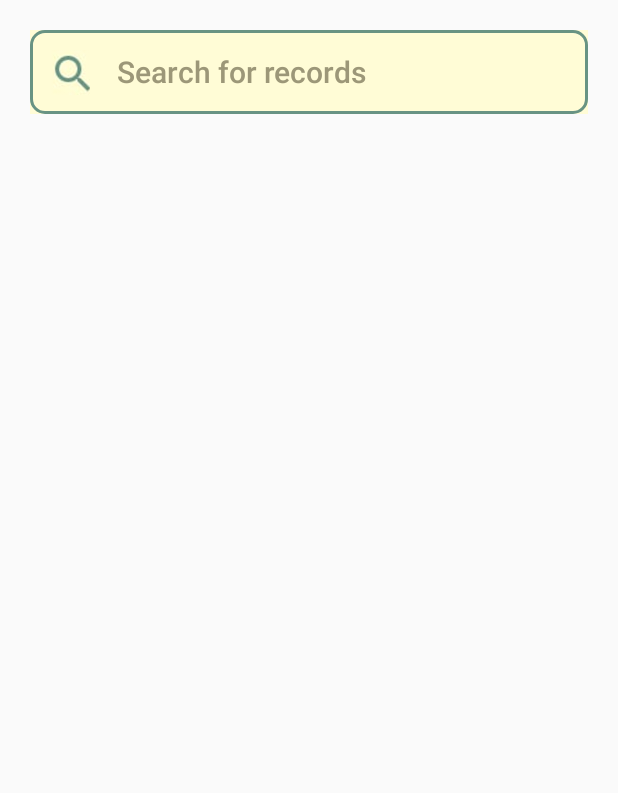
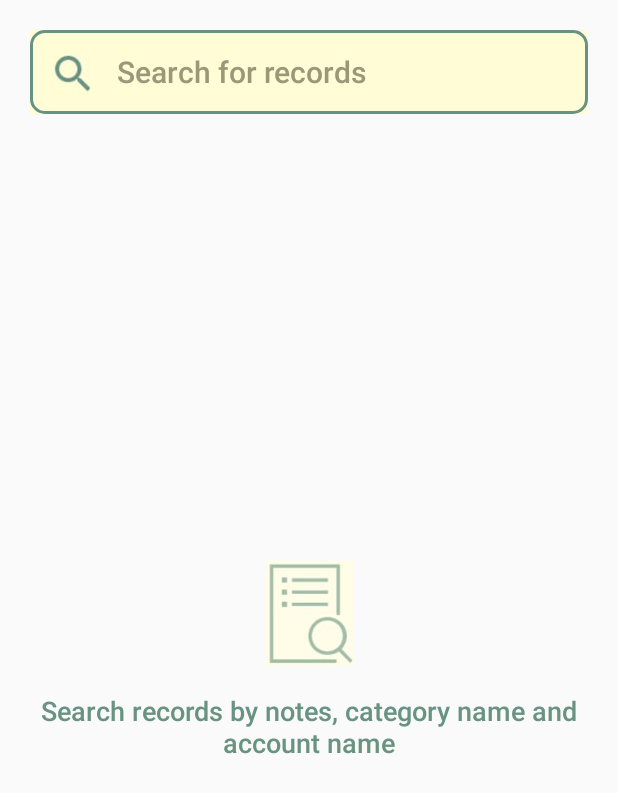
Before and after one commit to aminakhtar5595/SubTrackr, an Android app built with Jetpack Compose: the screen it shows after launch (MainActivity), on a phone screen of 412 x 824 dp. Shown: the top 793 px of the screen. Run offline under Robolectric (Android 15) with nearby library versions, the phone set to English and light mode, and no system bars.

Commit message:
Implemented search records section in search screen

```diff
--- a/app/src/main/java/com/example/subtrackr/ui/screens/search/SearchScreen.kt
+++ b/app/src/main/java/com/example/subtrackr/ui/screens/search/SearchScreen.kt
@@ -3,10 +3,13 @@ package com.example.subtrackr.ui.screens.search
 import androidx.compose.foundation.Image
 import androidx.compose.foundation.background
 import androidx.compose.foundation.border
+import androidx.compose.foundation.layout.Arrangement
 import androidx.compose.foundation.layout.Column
 import androidx.compose.foundation.layout.Row
+import androidx.compose.foundation.layout.Spacer
 import androidx.compose.foundation.layout.fillMaxSize
 import androidx.compose.foundation.layout.fillMaxWidth
+import androidx.compose.foundation.layout.height
 import androidx.compose.foundation.layout.padding
 import androidx.compose.foundation.layout.size
 import androidx.compose.foundation.shape.RoundedCornerShape
@@ -25,6 +28,7 @@ import androidx.compose.ui.graphics.Color
 import androidx.compose.ui.res.painterResource
 import androidx.compose.ui.text.TextStyle
 import androidx.compose.ui.text.font.FontWeight
+import androidx.compose.ui.text.style.TextAlign
 import androidx.compose.ui.unit.dp
 import androidx.compose.ui.unit.sp
 import com.example.subtrackr.R
@@ -44,11 +48,11 @@ fun SearchScreen() {
             .fillMaxWidth()
             .background(color = Color(0xFFfffcd6))
             .border(width = 2.dp, color = Color(0xFF689383), shape = RoundedCornerShape(10.dp))
-            .padding(horizontal =  12.dp),
+            .padding(horizontal = 12.dp),
             verticalAlignment = Alignment.CenterVertically
     ) {
         Image(painter = painterResource(id = R.drawable.search_green_icon),
-            contentDescription = "App Icon", modifier = Modifier.size(30.dp))
+            contentDescription = "Search Icon", modifier = Modifier.size(30.dp))
 
         TextField(
             value = searchText,
@@ -65,5 +69,16 @@ fun SearchScreen() {
             placeholder = { Text("Search for records", style = TextStyle(fontSize = 20.sp), color = Color(0xFF9c9778), fontWeight = FontWeight.Medium) },
         )
     }
+
+    Column (
+        horizontalAlignment = Alignment.CenterHorizontally,
+        verticalArrangement = Arrangement.Center,
+        modifier = Modifier.fillMaxSize()
+    ) {
+        Image(painter = painterResource(id = R.drawable.notes_icon),
+            contentDescription = "Searching Notes Icon", modifier = Modifier.size(70.dp))
+        Spacer(modifier = Modifier.height(20.dp))
+        Text("Search records by notes, category name and account name", style = TextStyle(fontSize = 18.sp), color = Color(0xFF689383), fontWeight = FontWeight.Medium, textAlign = TextAlign.Center)
     }
 }
+}
```
Also changed, not shown: app/src/main/res/drawable/notes_icon.png (added).
